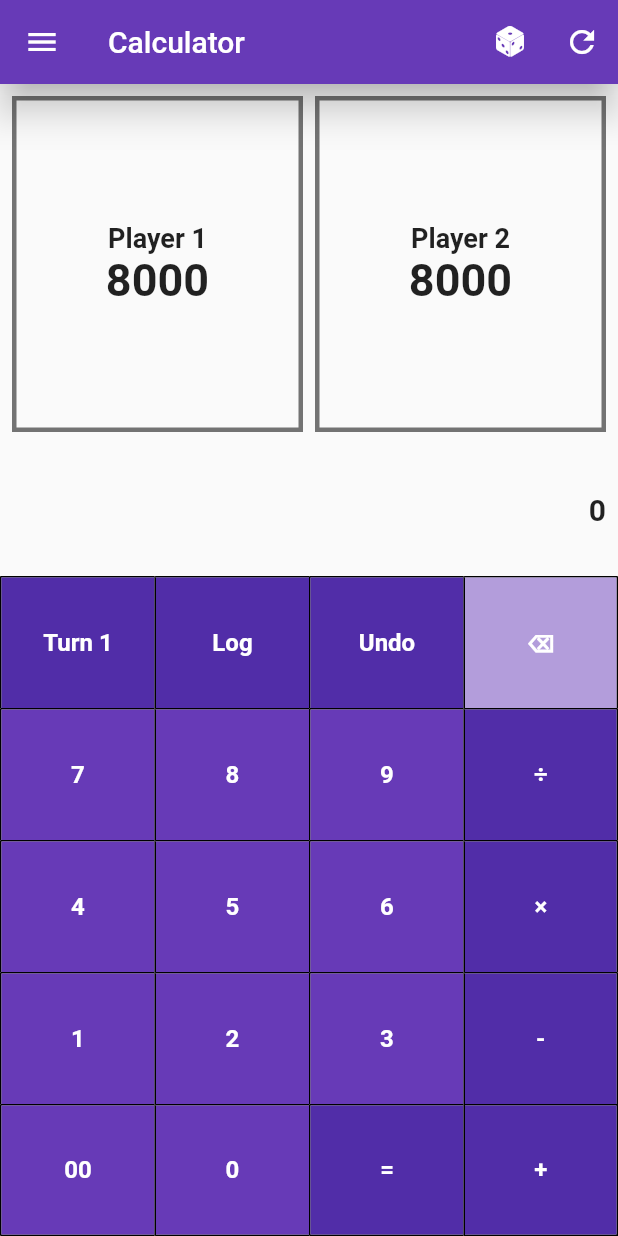
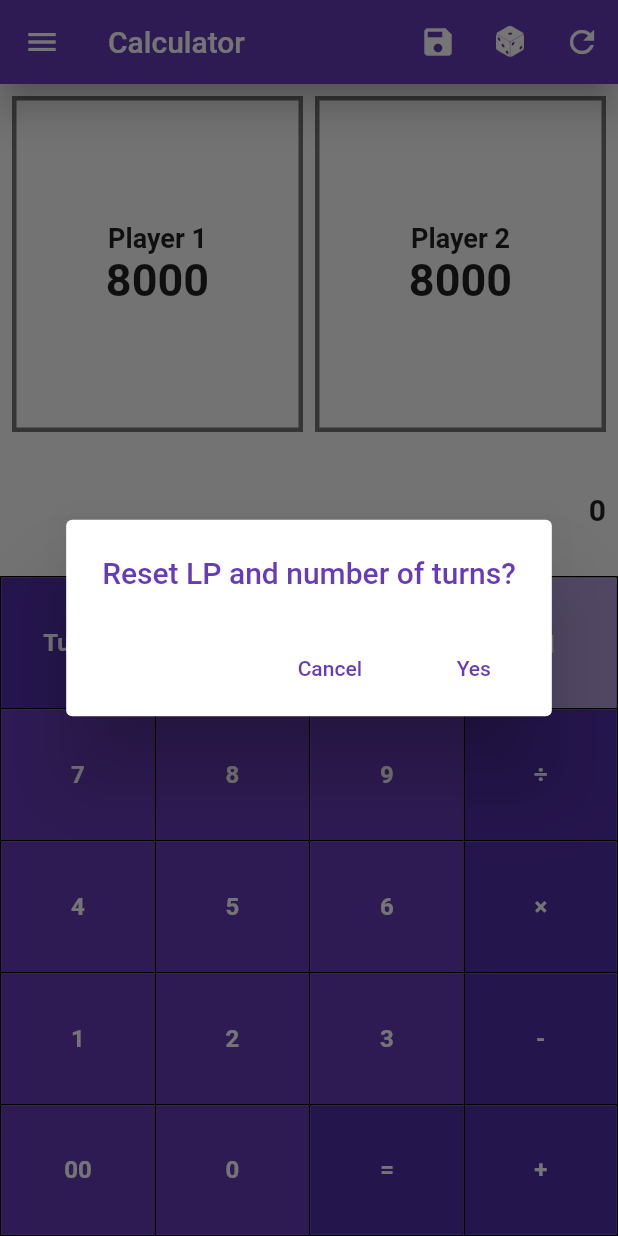
Before and after one commit to ioncelciuc/project_kog, a Flutter app: the FragmentCalculator screen opened directly, after a tap on the "refresh" icon, on a phone screen of 412 x 824 dp. Run offline on Flutter 3.47's test engine with Material 2 defaults, Android fonts, the phone set to English and light mode, and no system bars; our stand-ins replace cached_network_image, flutter_spinkit, shared_preferences, sqflite; missing offline and left inert: marquee_widget; accounts and stored records are empty; network calls fail.

Commit message:
Calculator is kind of finished
Added log for undo stacks and coin flip mechanics

```diff
--- a/lib/fragments/home/fragment_calculator.dart
+++ b/lib/fragments/home/fragment_calculator.dart
@@ -1,8 +1,8 @@
 import 'dart:math';
-
-import 'package:flutter/cupertino.dart';
 import 'package:flutter/material.dart';
 import 'package:project_kog/icons/dice_icon_icons.dart';
+import 'package:project_kog/models/log.dart';
+import 'package:shared_preferences/shared_preferences.dart';
 
 class FragmentCalculator extends StatefulWidget {
   final GlobalKey<ScaffoldState> homeScaffoldState;
@@ -21,11 +21,12 @@ class _FragmentCalculatorState extends State<FragmentCalculator> {
 
   int lpToCalculate = 0;
   int lpToSubstract = 0;
-  int lpPlayer1 = 8000;
-  int lpPlayer2 = 8000;
+  int lpPlayer1;
+  int lpPlayer2;
   int selectedContainer = 0;
-  List<int> first = [8000];
-  List<int> second = [8000];
+  Log first;
+  Log second;
+  int turn;
 
   Widget buildButton(String text, Color chosenColor, Border chosenBorder) {
     return Expanded(
@@ -52,7 +53,9 @@ class _FragmentCalculatorState extends State<FragmentCalculator> {
 
   void buttonPressed(String text) {
     if (text.contains('Turn')) {
-      //TODO: ADVANCE IN TURN AND UPDATE LOG
+      setState(() {
+        turn++;
+      });
       return;
     }
     switch (text) {
@@ -111,22 +114,22 @@ class _FragmentCalculatorState extends State<FragmentCalculator> {
           lpToSubstract = lpToSubstract * 10 + 9;
         });
         break;
-      case 'Log':
-        //TODO: LP LOG
+      case 'Coin':
+        showDialog(context: context, builder: (_) => CoinDialog());
         break;
       case 'Undo':
         setState(() {
           if (selectedContainer == 1) {
-            if (first.length > 1) {
-              first.removeLast();
-              lpPlayer1 = first.last;
-              lpToCalculate = first.last;
+            if (first.stack.length > 1) {
+              first.stack.removeLast();
+              lpPlayer1 = first.stack.last;
+              lpToCalculate = first.stack.last;
             }
           } else if (selectedContainer == 2) {
-            if (second.length > 1) {
-              second.removeLast();
-              lpPlayer2 = second.last;
-              lpToCalculate = second.last;
+            if (second.stack.length > 1) {
+              second.stack.removeLast();
+              lpPlayer2 = second.stack.last;
+              lpToCalculate = second.stack.last;
             }
           }
         });
@@ -142,10 +145,10 @@ class _FragmentCalculatorState extends State<FragmentCalculator> {
           setState(() {
             if (selectedContainer == 1) {
               lpPlayer1 = lpToCalculate;
-              first.add(lpToCalculate);
+              first.stack.add(lpToCalculate);
             } else if (selectedContainer == 2) {
               lpPlayer2 = lpToCalculate;
-              second.add(lpToCalculate);
+              second.stack.add(lpToCalculate);
             }
             lpToSubstract = 0;
           });
@@ -156,10 +159,10 @@ class _FragmentCalculatorState extends State<FragmentCalculator> {
         setState(() {
           if (selectedContainer == 1) {
             lpPlayer1 = lpToCalculate;
-            first.add(lpToCalculate);
+            first.stack.add(lpToCalculate);
           } else if (selectedContainer == 2) {
             lpPlayer2 = lpToCalculate;
-            second.add(lpToCalculate);
+            second.stack.add(lpToCalculate);
           }
           lpToSubstract = 0;
         });
@@ -171,10 +174,10 @@ class _FragmentCalculatorState extends State<FragmentCalculator> {
           setState(() {
             if (selectedContainer == 1) {
               lpPlayer1 = lpToCalculate;
-              first.add(lpToCalculate);
+              first.stack.add(lpToCalculate);
             } else if (selectedContainer == 2) {
               lpPlayer2 = lpToCalculate;
-              second.add(lpToCalculate);
+              second.stack.add(lpToCalculate);
             }
             lpToSubstract = 0;
           });
@@ -186,10 +189,10 @@ class _FragmentCalculatorState extends State<FragmentCalculator> {
           setState(() {
             if (selectedContainer == 1) {
               lpPlayer1 = lpToCalculate;
-              first.add(lpToCalculate);
+              first.stack.add(lpToCalculate);
             } else if (selectedContainer == 2) {
               lpPlayer2 = lpToCalculate;
-              second.add(lpToCalculate);
+              second.stack.add(lpToCalculate);
             }
             lpToSubstract = 0;
           });
@@ -200,15 +203,98 @@ class _FragmentCalculatorState extends State<FragmentCalculator> {
         setState(() {
           if (selectedContainer == 1) {
             lpPlayer1 = lpToCalculate;
-            first.add(lpToCalculate);
+            first.stack.add(lpToCalculate);
           } else if (selectedContainer == 2) {
             lpPlayer2 = lpToCalculate;
-            second.add(lpToCalculate);
+            second.stack.add(lpToCalculate);
           }
           lpToSubstract = 0;
         });
         break;
     }
+  }
+
+  Widget buildResetDialog() {
+    return AlertDialog(
+      title: Text(
+        'Reset LP and number of turns?',
+        style: TextStyle(color: Theme.of(context).primaryColor),
+      ),
+      actions: [
+        FlatButton(
+          hoverColor: Theme.of(context).accentColor,
+          splashColor: Theme.of(context).accentColor,
+          highlightColor: Theme.of(context).accentColor,
+          onPressed: () {
+            Navigator.of(context).pop();
+          },
+          child: Text(
+            'Cancel',
+            style: TextStyle(color: Theme.of(context).primaryColor),
+          ),
+        ),
+        FlatButton(
+          hoverColor: Theme.of(context).accentColor,
+          splashColor: Theme.of(context).accentColor,
+          highlightColor: Theme.of(context).accentColor,
+          onPressed: () {
+            setState(() {
+              lpToCalculate = lpToSubstract = selectedContainer = 0;
+              lpPlayer1 = lpPlayer2 = 8000;
+              first.stack.clear();
+              first.stack.add(8000);
+              second.stack.clear();
+              second.stack.add(8000);
+              turn = 1;
+              saveChanges();
+            });
+            Navigator.of(context).pop();
+          },
+          child: Text(
+            'Yes',
+            style: TextStyle(color: Theme.of(context).primaryColor),
+          ),
+        ),
+      ],
+    );
+  }
+
+  @override
+  void initState() {
+    callOnInitState();
+    super.initState();
+  }
+
+  void callOnInitState() async {
+    first = Log();
+    second = Log();
+    SharedPreferences sharedPreferences = await SharedPreferences.getInstance();
+    setState(() {
+      lpPlayer1 = sharedPreferences.getInt('lpPlayer1') ?? 8000;
+      lpPlayer2 = sharedPreferences.getInt('lpPlayer2') ?? 8000;
+      turn = sharedPreferences.getInt('turn') ?? 1;
+      selectedContainer = sharedPreferences.getInt('selectedContainer') ?? 0;
+      first.getStackFromStringList(
+          sharedPreferences.getStringList('first') ?? ['8000']);
+      second.getStackFromStringList(
+          sharedPreferences.getStringList('second') ?? ['8000']);
+    });
+  }
+
+  @override
+  void dispose() {
+    saveChanges();
+    super.dispose();
+  }
+
+  void saveChanges() async {
+    SharedPreferences sharedPreferences = await SharedPreferences.getInstance();
+    await sharedPreferences.setInt('lpPlayer1', lpPlayer1);
+    await sharedPreferences.setInt('lpPlayer2', lpPlayer2);
+    await sharedPreferences.setInt('turn', turn);
+    await sharedPreferences.setInt('selectedContainer', selectedContainer);
+    await sharedPreferences.setStringList('first', first.toStringList());
+    await sharedPreferences.setStringList('second', second.toStringList());
   }
 
   @override
@@ -229,6 +315,12 @@ class _FragmentCalculatorState extends State<FragmentCalculator> {
         actions: [
           IconButton(
             onPressed: () {
+              saveChanges();
+            },
+            icon: Icon(Icons.save),
+          ),
+          IconButton(
+            onPressed: () {
               showDialog(
                 context: context,
                 builder: (_) => DiceDialog(),
@@ -239,14 +331,7 @@ class _FragmentCalculatorState extends State<FragmentCalculator> {
           ),
           IconButton(
             onPressed: () {
-              setState(() {
-                lpToCalculate = lpToSubstract = selectedContainer = 0;
-                lpPlayer1 = lpPlayer2 = 8000;
-                first.clear();
-                first.add(8000);
-                second.clear();
-                second.add(8000);
-              });
+              showDialog(context: context, builder: (_) => buildResetDialog());
             },
             icon: Icon(Icons.refresh),
           ),
@@ -290,7 +375,7 @@ class _FragmentCalculatorState extends State<FragmentCalculator> {
                               ),
                             ),
                             Text(
-                              '$lpPlayer1',
+                              lpPlayer1 != null ? '$lpPlayer1' : '',
                               style: TextStyle(
                                 fontSize: 30,
                                 fontWeight: FontWeight.bold,
@@ -334,7 +419,7 @@ class _FragmentCalculatorState extends State<FragmentCalculator> {
                               ),
                             ),
                             Text(
-                              '$lpPlayer2',
+                              lpPlayer2 != null ? '$lpPlayer2' : '',
                               style: TextStyle(
                                 fontSize: 30,
                                 fontWeight: FontWeight.bold,
@@ -378,7 +463,7 @@ class _FragmentCalculatorState extends State<FragmentCalculator> {
                     crossAxisAlignment: CrossAxisAlignment.stretch,
                     children: [
                       buildButton(
-                        'Turn 1',
+                        turn != null ? 'Turn $turn' : 'Turn  ',
                         Theme.of(context).primaryColorDark,
                         Border(
                           top: BorderSide(color: Colors.black, width: 1),
@@ -386,7 +471,7 @@ class _FragmentCalculatorState extends State<FragmentCalculator> {
                         ),
                       ),
                       buildButton(
-                        'Log',
+                        'Coin',
                         Theme.of(context).primaryColorDark,
                         Border(
                           top: BorderSide(color: Colors.black, width: 1),
@@ -600,14 +685,14 @@ class _DiceDialogState extends State<DiceDialog> {
   Widget build(BuildContext context) {
     int diceNumber = Random().nextInt(6) + 1;
     return AlertDialog(
-      shape: RoundedRectangleBorder(
-        borderRadius: BorderRadius.all(Radius.circular(5)),
-      ),
+//      shape: RoundedRectangleBorder(
+//        borderRadius: BorderRadius.all(Radius.circular(5)),
+//      ),
       elevation: 11,
       content: Container(
         child: Image.asset(
           'assets/dice$diceNumber.png',
-          color: Theme.of(context).primaryColorDark,
+          color: Theme.of(context).primaryColor,
         ),
       ),
       actions: [
@@ -620,7 +705,7 @@ class _DiceDialogState extends State<DiceDialog> {
           },
           child: Text(
             'Cancel',
-            style: TextStyle(color: Theme.of(context).primaryColorDark),
+            style: TextStyle(color: Theme.of(context).primaryColor),
           ),
         ),
         FlatButton(
@@ -634,10 +719,57 @@ class _DiceDialogState extends State<DiceDialog> {
           },
           child: Text(
             'Roll',
-            style: TextStyle(color: Theme.of(context).primaryColorDark),
+            style: TextStyle(color: Theme.of(context).primaryColor),
           ),
         )
       ],
     );
   }
 }
+
+class CoinDialog extends StatefulWidget {
+  @override
+  _CoinDialogState createState() => _CoinDialogState();
+}
+
+class _CoinDialogState extends State<CoinDialog> {
+  int coin = Random().nextInt(2) + 1;
+
+  @override
+  Widget build(BuildContext context) {
+    return AlertDialog(
+      elevation: 11,
+      content: Container(
+        child: Image.asset('assets/coin$coin.png'),
+      ),
+      actions: [
+        FlatButton(
+          hoverColor: Theme.of(context).accentColor,
+          splashColor: Theme.of(context).accentColor,
+          highlightColor: Theme.of(context).accentColor,
+          onPressed: () {
+            Navigator.of(context).pop();
+          },
+          child: Text(
+            'Cancel',
+            style: TextStyle(color: Theme.of(context).primaryColor),
+          ),
+        ),
+        FlatButton(
+          hoverColor: Theme.of(context).accentColor,
+          splashColor: Theme.of(context).accentColor,
+          highlightColor: Theme.of(context).accentColor,
+          onPressed: () {
+            setState(() {
+              coin = Random().nextInt(2) + 1;
+            });
+          },
+          child: Text(
+            'Flip',
+            style: TextStyle(color: Theme.of(context).primaryColor),
+          ),
+        )
+      ],
+    );
+  }
+}
--- /dev/null
+++ b/lib/models/log.dart
@@ -0,0 +1,24 @@
+class Log {
+  List<int> stack;
+
+  Log() {
+    stack = List<int>();
+  }
+
+
+
+  List<String> toStringList() {
+    List<String> list = List<String>();
+    for (int i = 0; i < stack.length; i++) {
+      list.add(stack[i].toString());
+    }
+    return list;
+  }
+
+  void getStackFromStringList(List<String> list) {
+    stack = List<int>();
+    for (int i = 0; i < list.length; i++) {
+      stack.add(int.parse(list[i]));
+    }
+  }
+}
```
Also changed, not shown: assets/coin1.png (added), assets/coin2.png (added).
